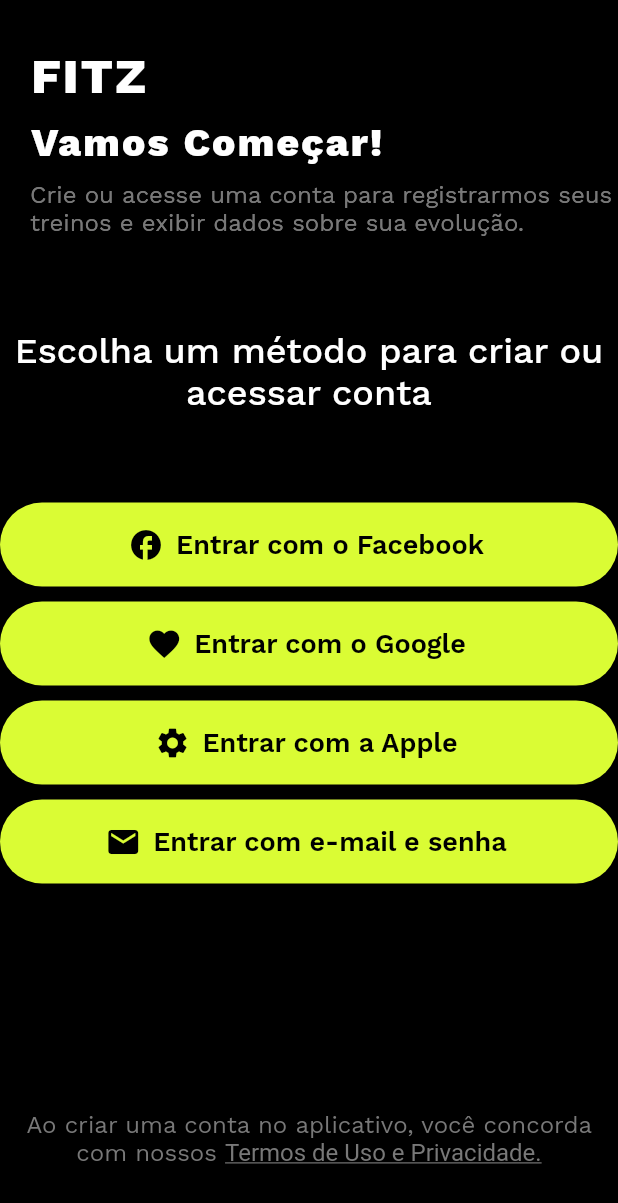
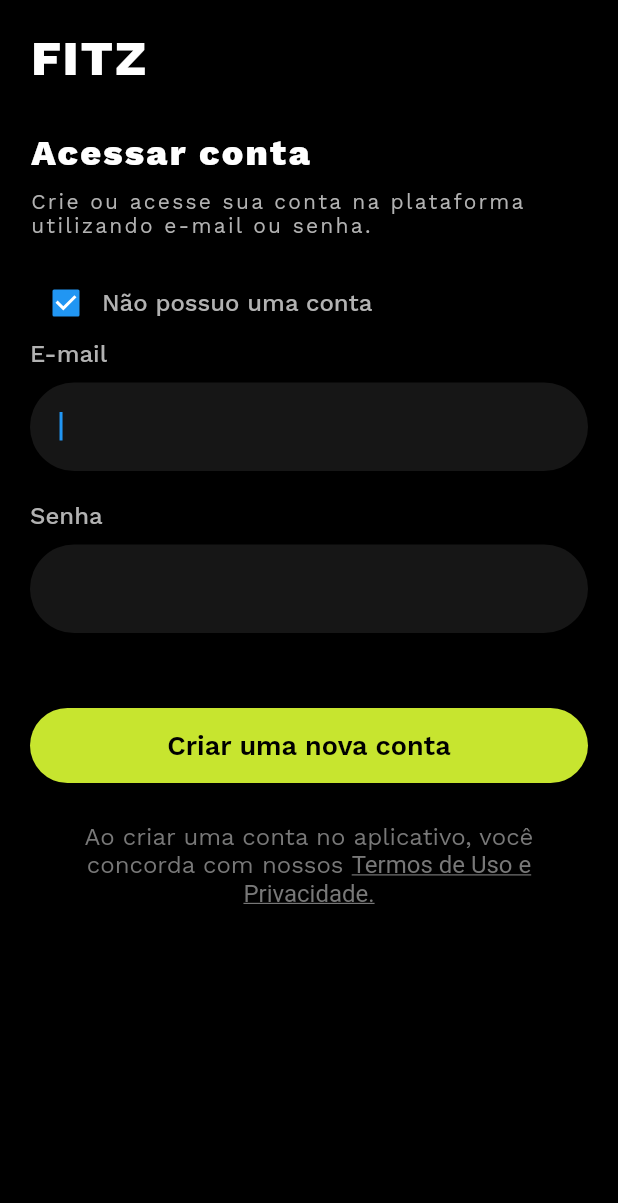
Before and after one commit to Logan-cic/fitz, a Flutter app: the MetodosLogin screen opened directly, after a tap on "Entrar com e-mail e senha", on a phone screen of 412 x 824 dp. Shown: the top 1203 px of the screen. Run offline on Flutter 3.47's test engine with Material 2 defaults, Android fonts, the phone set to English and light mode, and no system bars; our stand-ins replace google_fonts, lottie.

Commit message:
ajustes na tela de login e navegação

```diff
--- a/lib/main.dart
+++ b/lib/main.dart
@@ -1,4 +1,5 @@
 import 'package:fitz/screens/login.dart';
+import 'package:fitz/screens/metodos_login.dart';
 import 'package:fitz/screens/splash_screen.dart';
 import 'package:flutter/material.dart';
 import 'package:google_fonts/google_fonts.dart';
@@ -22,7 +23,7 @@ class _MyAppState extends State<MyApp> {
         textTheme: GoogleFonts.workSansTextTheme(),
       ),
       debugShowCheckedModeBanner: false,
-      home: PaginaDeLogin(),
+      home: MetodosLogin(),
     );
   }
 }
--- a/lib/screens/login.dart
+++ b/lib/screens/login.dart
@@ -153,6 +153,7 @@ class _PaginaDeLoginState extends State<PaginaDeLogin> {
                           borderRadius: BorderRadius.circular(30.0),
                           borderSide: BorderSide.none,
                         ),
+
                       ),
                     ),
                     SizedBox(height: 20.0), // Espaçamento entre os campos
@@ -182,6 +183,7 @@ class _PaginaDeLoginState extends State<PaginaDeLogin> {
                             borderRadius: BorderRadius.circular(30.0),
                             borderSide: BorderSide.none,
                           ),
+
                         ),
                       ),
                   ],
@@ -202,8 +204,7 @@ class _PaginaDeLoginState extends State<PaginaDeLogin> {
                       style: ButtonStyle(
                         backgroundColor:
                             MaterialStateProperty.all<Color>(Color(0xFFC7E52F)),
-                        shape:
-                            MaterialStateProperty.all<RoundedRectangleBorder>(
+                        shape: MaterialStateProperty.all<RoundedRectangleBorder>(
                           RoundedRectangleBorder(
                             borderRadius: BorderRadius.circular(30.0),
                           ),
@@ -221,11 +222,16 @@ class _PaginaDeLoginState extends State<PaginaDeLogin> {
                       ),
                     ),
                   ),
+
                 ),
                 SizedBox(
-                  height: 82,
+                  height: 26,
                 ),
-                RichText(
+                 Positioned(
+                  bottom: 0,
+            left: 0,
+            right: 0,
+                   child: RichText(
                                textAlign: TextAlign.center,
                                text: TextSpan(
                                  style: GoogleFonts.workSans(
@@ -247,11 +253,16 @@ class _PaginaDeLoginState extends State<PaginaDeLogin> {
                        color: Color(0xFF787878),
                         decoration: TextDecoration.underline,
                       ),
-                        recognizer: TapGestureRecognizer()..onTap = () {},
+                      recognizer: TapGestureRecognizer()
+                        ..onTap = () {
+
+                        },
                     ),
                                  ],
                                ),
                              ),
+                 ),
+
               ],
             ),
           ),
--- a/lib/screens/metodos_login.dart
+++ b/lib/screens/metodos_login.dart
@@ -1,3 +1,4 @@
+import 'package:fitz/screens/login.dart';
 import 'package:flutter/gestures.dart';
 import 'package:flutter/material.dart';
 import 'package:google_fonts/google_fonts.dart';
@@ -21,7 +22,6 @@ class _MetodosLoginState extends State<MetodosLogin> {
       'method': 'google',
       'color': Color(0xFFDAFC34),
     },
-
     {
       'text': 'Entrar com a Apple',
       'method': 'apple',
@@ -147,7 +147,13 @@ class _MetodosLoginState extends State<MetodosLogin> {
                           width: double.infinity,
                           child: ElevatedButton.icon(
                             onPressed: () {
-
+                              if (data['method'] == 'email') {
+                                Navigator.of(context).pushReplacement(
+                                  MaterialPageRoute(
+                                    builder: (context) => PaginaDeLogin(),
+                                  ),
+                                );
+                              }
                             },
                             icon: Icon(
                               iconesParaOsBotoes(data['method']),
@@ -198,13 +204,10 @@ class _MetodosLoginState extends State<MetodosLogin> {
                   TextSpan(
                     text: "Termos de Uso e Privacidade.",
                     style: TextStyle(
-                     color: Color(0xFF787878),
+                      color: Color(0xFF787878),
                       decoration: TextDecoration.underline,
                     ),
-                    recognizer: TapGestureRecognizer()
-                      ..onTap = () {
-
-                      },
+                    recognizer: TapGestureRecognizer()..onTap = () {},
                   ),
                 ],
               ),
```
Lines whose indentation alone changed are shown as unchanged.
